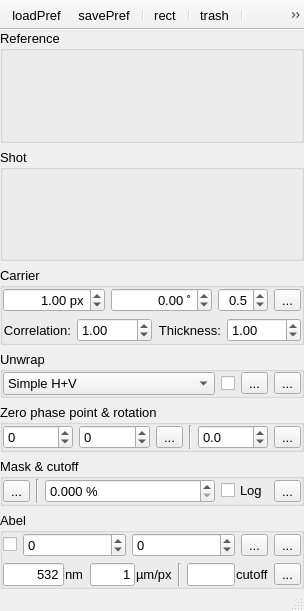
NeutrinoToolkit/Neutrino, file UIs/nInterferometry.ui: the form before one commit.
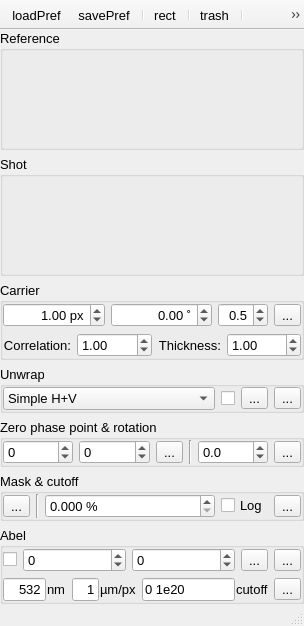
The form after the commit. Icons and pictures are not drawn.

The edit to the form file:
```diff
--- a/UIs/nInterferometry.ui
+++ b/UIs/nInterferometry.ui
@@ -7,7 +7,7 @@
     <x>0</x>
     <y>0</y>
     <width>304</width>
-    <height>611</height>
+    <height>626</height>
    </rect>
   </property>
   <property name="font">
@@ -626,7 +626,7 @@
        </item>
        <item row="1" column="0" colspan="5">
         <widget class="QWidget" name="widget" native="true">
-         <layout class="QHBoxLayout" name="horizontalLayout_5" stretch="1,1,0,1,0">
+         <layout class="QHBoxLayout" name="horizontalLayout_5" stretch="1,1,2,0">
           <property name="margin">
            <number>0</number>
           </property>
@@ -710,13 +710,6 @@
             </layout>
            </widget>
           </item>
-          <item>
-           <widget class="Line" name="line_3">
-            <property name="orientation">
-             <enum>Qt::Vertical</enum>
-            </property>
-           </widget>
-          </item>
           <item>
            <widget class="QWidget" name="widget_5" native="true">
             <layout class="QHBoxLayout" name="horizontalLayout_8" stretch="0,0">
@@ -731,6 +724,9 @@
                <property name="toolTip">
                 <string>Min and max value for abel inversion</string>
                </property>
+               <property name="text">
+                <string>0 1e20</string>
+               </property>
               </widget>
              </item>
              <item>
```
